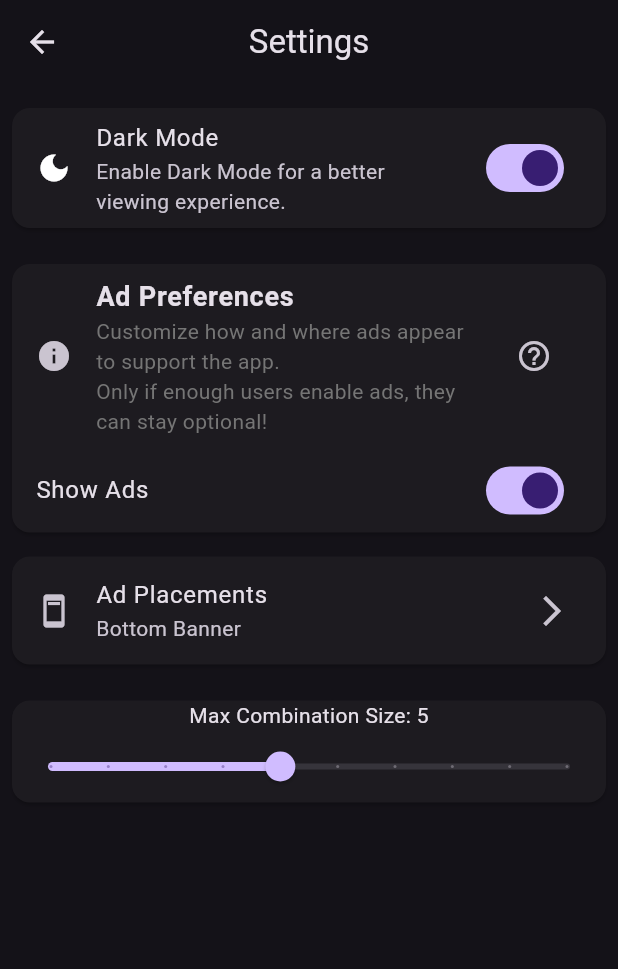
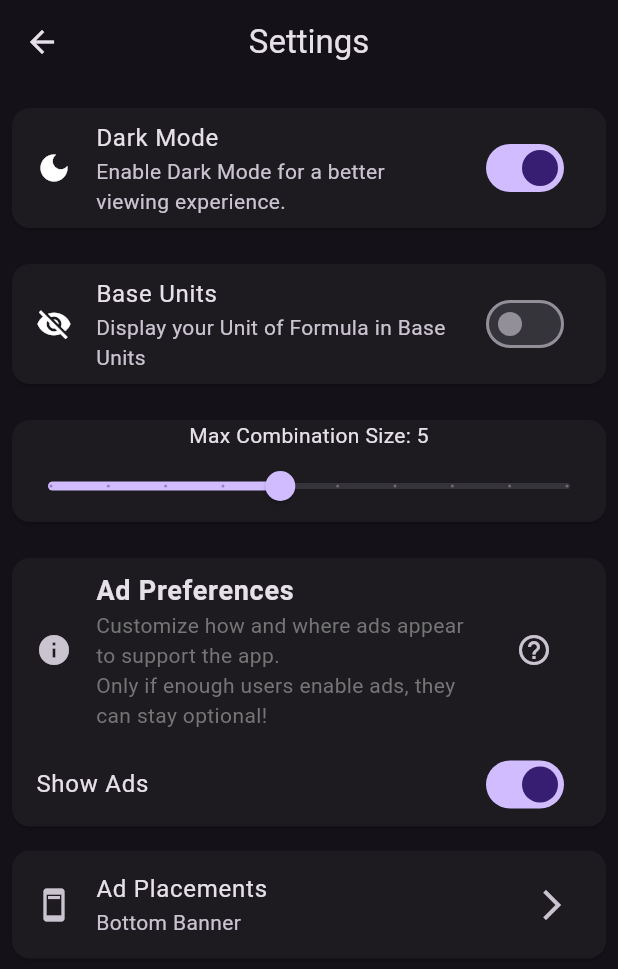
Before and after one commit to tanloner/OmniConverter, a Flutter app: the screen it shows after launch, after a tap on "Calculate", after a tap on the "settings" icon, on a phone screen of 412 x 824 dp. Shown: the top 969 px of the screen. Run offline on Flutter 3.47's test engine with Material 3 defaults, Android fonts, the light colour scheme and no system bars; our stand-ins replace google_mobile_ads, shared_preferences; network calls fail.

Commit message:
closed beta version

```diff
--- a/lib/combination_finder.dart
+++ b/lib/combination_finder.dart
@@ -132,11 +132,11 @@ class CombinationFinder {
 
     // Build numerator and denominator parts
     String numerator = positiveExponents.entries.map((entry) {
-      return entry.value == 1.0 ? entry.key : "${entry.key}^${entry.value}";
+      return entry.value == 1.0 ? entry.key : "${entry.key}^${entry.value.toStringAsPrecision(1)}";
     }).join(' * ');
 
     String denominator = negativeExponents.entries.map((entry) {
-      return entry.value == 1.0 ? entry.key : "${entry.key}^${entry.value}";
+      return entry.value == 1.0 ? entry.key : "${entry.key}^${entry.value.toStringAsPrecision(1)}";
     }).join(' * ');
 
     if (denominator.isEmpty) {
--- a/lib/models/settings.dart
+++ b/lib/models/settings.dart
@@ -3,12 +3,14 @@ class Settings {
   bool showAds;
   List<String> adPlacements;
   int maxCombinationSize;
+  bool showBaseUnits;
 
   Settings({
     this.isDarkMode = true,
     this.showAds = true,
     this.adPlacements = const ['Bottom Banner'],
     this.maxCombinationSize = 5,
+    this.showBaseUnits = false,
   });
 
   // Convert Settings to Map for SharedPreferences
@@ -18,6 +20,7 @@ class Settings {
       'showAds': showAds,
       'adPlacements': adPlacements,
       'maxCombinationSize': maxCombinationSize,
+      'showBaseUnits': showBaseUnits,
     };
   }
 
@@ -28,6 +31,7 @@ class Settings {
       showAds: map['showAds'] ?? true,
       adPlacements: map['adPlacement'] ?? ['Bottom Banner'],
       maxCombinationSize: map['maxCombinationSize'] ?? 5,
+      showBaseUnits: map['showBaseUnits'] ?? false,
     );
   }
 
@@ -36,12 +40,14 @@ class Settings {
     bool? showAds,
     List<String>? adPlacements,
     int? maxCombinationSize,
+    bool? showBaseUnits,
   }) {
     return Settings(
       isDarkMode: isDarkMode ?? this.isDarkMode,
       showAds: showAds ?? this.showAds,
       adPlacements: adPlacements ?? this.adPlacements,
       maxCombinationSize: maxCombinationSize ?? this.maxCombinationSize,
+      showBaseUnits: showBaseUnits ?? this.showBaseUnits,
     );
   }
 }
--- a/lib/pages/home_page.dart
+++ b/lib/pages/home_page.dart
@@ -68,20 +68,21 @@ class UnitConverterHomePageState extends State<UnitConverterHomePage> {
     Dimension? inputDimension = parser.parse(inputUnitStr);
     if (inputDimension == null) {
       setState(() {
-        _result = 'Invalid input unit format or unknown units.';
+        _result = 'Invalid input unit format or unknown units.\nIs it an SI unit?\nDid you use symbols other than: ()/*^';
         _isProcessing = false;
       });
       return;
     }
 
     // Parse other units
+    otherUnitsList.sort((a, b) => a.compareTo(b));
     List<Unit> otherUnits = [];
     for (String unitStr in otherUnitsList) {
       Dimension? dim = parser.parse(unitStr);
       if (dim == null) {
         setState(() {
           _result =
-              'Invalid unit in the list: "$unitStr". Please check the unit names.';
+              'Invalid unit in the list: "$unitStr". Please check the unit names.\nIs it an SI unit? \nDid you use commas or semicolons for separation?';
           _isProcessing = false;
         });
         return;
@@ -100,7 +101,10 @@ class UnitConverterHomePageState extends State<UnitConverterHomePage> {
 
     List<String> combinations = finder.findCombinations();
     if (kDebugMode) {
-      print("Combinations are: $combinations");
+      //print("Combinations are: $combinations");
+
+      //String baseUnitStr = inputDimension.toFormulaString();
+      //print("$baseUnitStr Das hier ist der BaseUnitString!!!!\n\n\n");
     }
     combinations = combinations.toSet().toList(); //TODO Add a switch whether to show results as units or as Symbols (instead of N for Newton you would see F for force)
 
@@ -109,7 +113,11 @@ class UnitConverterHomePageState extends State<UnitConverterHomePage> {
         _result = 'Possible representations:\n${combinations.join('\n')}';
       } else {
         _result =
-            'It is not possible to represent "$inputUnitStr" with the provided units.';
+            'It is not possible to represent "$inputUnitStr" with the provided units.\n\nTry adding more units to the list\nor if there should be a combination increase the max combination Size in the Settings\nor enable the "Base Unit" feature in the Settings';
+      }
+      if (settingsProvider.settings.showBaseUnits){
+        String baseUnitStr = inputDimension.toFormulaString();
+        _result = '$_result\n\nBase Unit representation: \n$baseUnitStr';
       }
       _isProcessing = false;
     });
@@ -194,16 +202,16 @@ class UnitConverterHomePageState extends State<UnitConverterHomePage> {
                 // Input Unit
                 CustomTextField(
                   controller: _inputUnitController,
-                  labelText: 'Enter Unit/Formula',
-                  hintText: 'e.g., N*m (Newton * meter)',
+                  labelText: 'Composition of SI Units',
+                  hintText: 'e.g. N*m (Newton*meter)',
                   icon: Icons.calculate,
                 ),
                 const SizedBox(height: 16),
                 // Other Units
                 CustomTextField(
                   controller: _otherUnitsController,
-                  labelText: 'List of Other Units',
-                  hintText: 'e.g., kg, m, s, A, K, mol, cd',
+                  labelText: 'List of Other SI Units',
+                  hintText: 'e.g., kg, m, s^2, m or J',
                   icon: Icons.list,
                   keyboardType: TextInputType.multiline,
                   maxLines: null,
--- a/lib/pages/settings_page.dart
+++ b/lib/pages/settings_page.dart
@@ -96,6 +96,29 @@ class SettingsPage extends StatelessWidget {
           ),
         ),
         const SizedBox(height: 8),
+        Card(
+          margin: const EdgeInsets.symmetric(vertical: 8),
+          child: SwitchListTile(
+            secondary: Icon(
+              settings.showBaseUnits ? Icons.visibility : Icons.visibility_off,
+              color: Theme.of(context).iconTheme.color,
+            ),
+            title: const Text('Base Units'),
+            subtitle: const Text('Display your Unit of Formula in Base Units'),
+            value: settings.showBaseUnits,
+            onChanged: (bool value) {
+              settingsProvider.updateShowBaseUnits(value);
+            },
+          ),
+        ),
+
+        const SizedBox(height: 8),
+        // Max Combination Size
+        const Card(
+          margin: EdgeInsets.symmetric(vertical: 8),
+          child: MaxCombinationSizeSetting(),
+        ),
+        const SizedBox(height: 8),
         // Ad Preferences
         Card(
           margin: const EdgeInsets.symmetric(vertical: 8),
@@ -130,12 +153,6 @@ class SettingsPage extends StatelessWidget {
             ),
           ),
         const SizedBox(height: 8),
-        // Max Combination Size
-        const Card(
-          margin: EdgeInsets.symmetric(vertical: 8),
-          child: MaxCombinationSizeSetting(),
-        ),
-        const SizedBox(height: 8),
         // Additional Settings can be added here
       ],
     );
--- a/pubspec.yaml
+++ b/pubspec.yaml
@@ -35,10 +35,10 @@ dependencies:
   # The following adds the Cupertino Icons font to your application.
   # Use with the CupertinoIcons class for iOS style icons.
   cupertino_icons: ^1.0.6
-  quantity: ^3.0.2
+  quantity: ^4.0.0
   shared_preferences: ^2.3.2
   provider: ^6.1.2
-  google_mobile_ads: ^5.1.0
+  google_mobile_ads: ^6.0.0
 
 dev_dependencies:
   flutter_test:
@@ -49,7 +49,7 @@ dev_dependencies:
   # activated in the `analysis_options.yaml` file located at the root of your
   # package. See that file for information about deactivating specific lint
   # rules and activating additional ones.
-  flutter_lints: ^4.0.0
+  flutter_lints: ^6.0.0
   flutter_launcher_icons: ^0.14.1
 
 
```
Also changed, not shown: lib/models.dart (+67 -0 lines), lib/providers/settings_provider.dart (+9 -0 lines), pubspec.lock, 4 other files.
